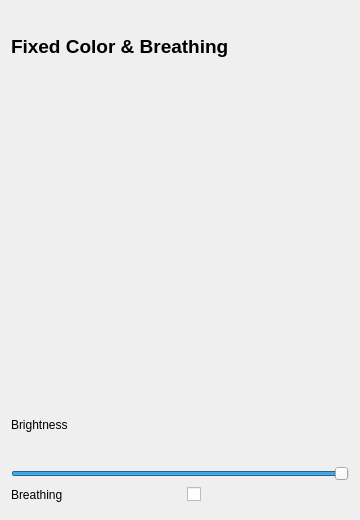
JarzDev/agile-rgb, file qt/AgileRgbFixedColorPage/AgileRgbFixedColorPage.ui: the form before one commit.
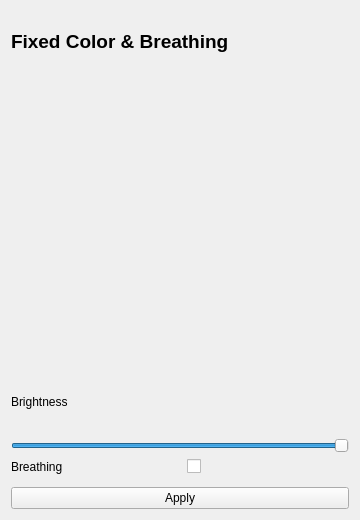
The form after the commit. Custom widgets are drawn as their Qt base class.

Commit message: Fix simplified tabs fighting over lighting; add Apply buttons

```diff
--- a/qt/AgileRgbFixedColorPage/AgileRgbFixedColorPage.ui
+++ b/qt/AgileRgbFixedColorPage/AgileRgbFixedColorPage.ui
@@ -99,6 +99,13 @@
      </property>
     </spacer>
    </item>
+   <item>
+    <widget class="QPushButton" name="ApplyButton">
+     <property name="text">
+      <string>Apply</string>
+     </property>
+    </widget>
+   </item>
   </layout>
  </widget>
  <customwidgets>
```
The commit also changes 9 other files.
